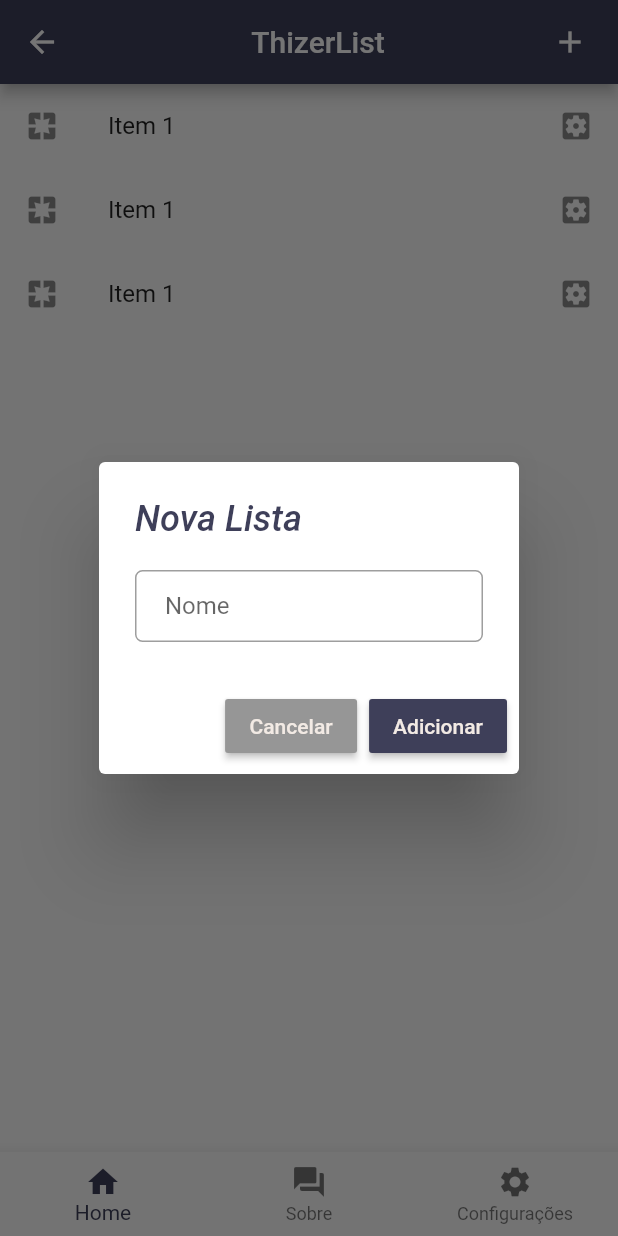
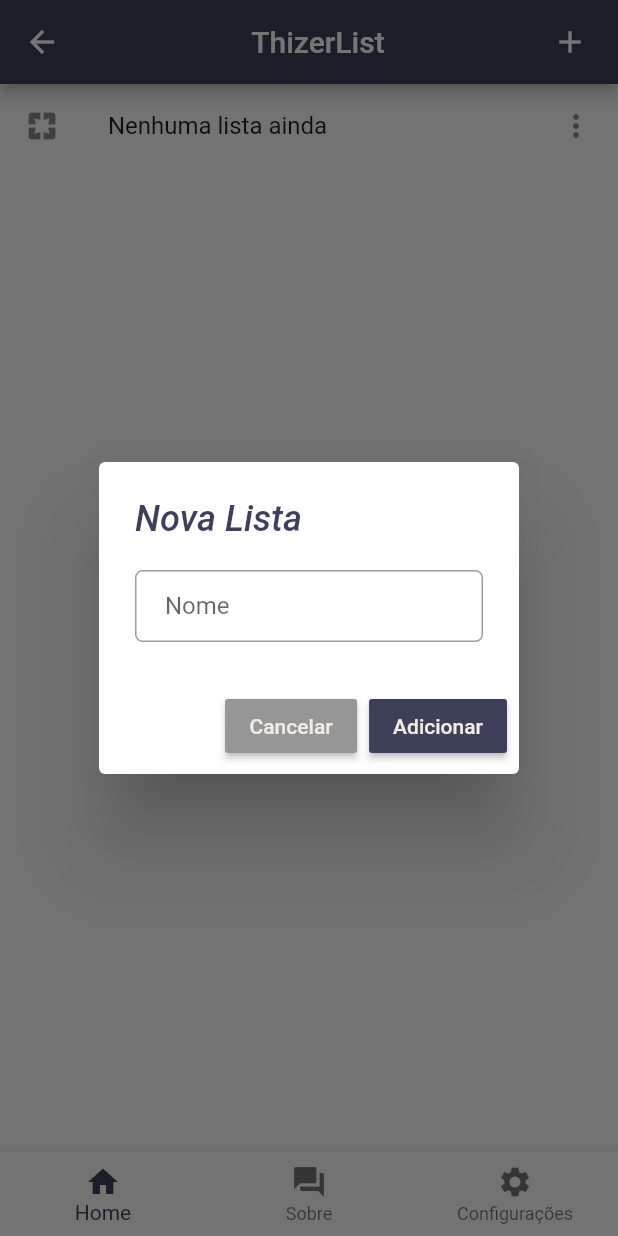
Before and after one commit to thizer/thizerlist, a Flutter app: the screen it shows after launch, after a tap on the "add" icon, on a phone screen of 412 x 824 dp. Run offline on Flutter 3.47's test engine with Material 2 defaults, Android fonts, the phone set to English and light mode, and no system bars.

Commit message:
Lista simples home

```diff
--- a/lib/layout.dart
+++ b/lib/layout.dart
@@ -43,7 +43,8 @@ class Layout {
     );
   }
 
-  static List<Widget> _getActions(context) {
+  static List<Widget> _getActions(BuildContext context) {
+
     List<Widget> items = List<Widget>();
 
     // Fora da pagina home nao mostra acao alguma
@@ -99,13 +100,11 @@ class Layout {
                         ListTile(
                           leading: Icon(Icons.pages),
                           title: Text(_c.text),
-                          trailing: Icon(Icons.settings_applications),
+                          trailing: Icon(Icons.more_vert),
                         )
                       );
 
-                      print(_c.text);
-
-                      Navigator.of(ctx).pop();
+                      Navigator.of(ctx).popAndPushNamed(HomePage.tag);
                     },
                   )
                 ],
--- a/lib/widgets/HomeList.dart
+++ b/lib/widgets/HomeList.dart
@@ -14,24 +14,18 @@ class _HomeListState extends State<HomeList> {
   @override
   Widget build(BuildContext context) {
 
-    HomeList.items.add(ListTile(
-      leading: Icon(Icons.pages),
-      title: Text('Item 1'),
-      trailing: Icon(Icons.settings_applications),
-    ));
-
-    Timer.periodic(Duration(seconds: 5), (a) {
-
-      // print(HomeList.items.length);
-
-      setState(() {
-
-      });
-    });
+    List<Widget> values = List<Widget>();
+    if (HomeList.items.length == 0) {
+      values.add(ListTile(
+        leading: Icon(Icons.pages),
+        title: Text('Nenhuma lista ainda'),
+        trailing: Icon(Icons.more_vert),
+      ));
+    }
 
     return ListView(
       shrinkWrap: true,
-      children: HomeList.items
+      children: (HomeList.items.length == 0) ? values : HomeList.items
     );
   }
 }
```
